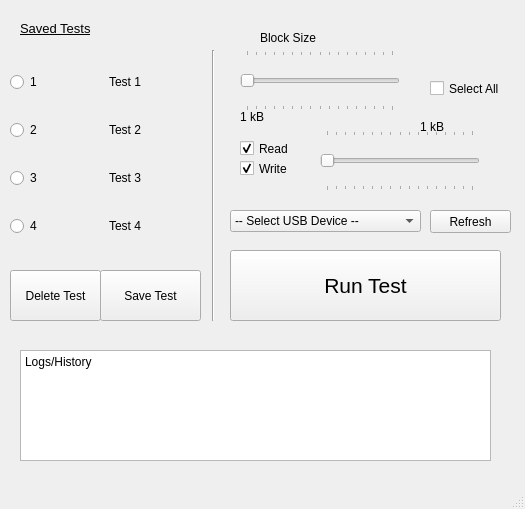
Old version of the form Benchmarking_input.ui in the repository MilesWT/USB-Benchmark.
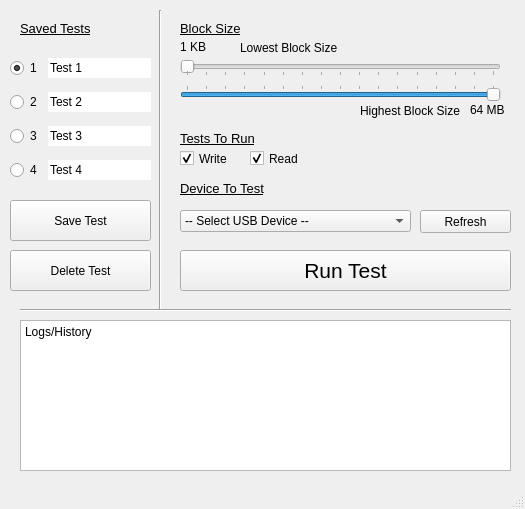
New version of the form.

Commit message: added working double slider and various other tweaks

```diff
--- a/Benchmarking_input.ui
+++ b/Benchmarking_input.ui
@@ -10,8 +10,14 @@
     <height>509</height>
    </rect>
   </property>
+  <property name="acceptDrops">
+   <bool>false</bool>
+  </property>
   <property name="windowTitle">
-   <string>MainWindow</string>
+   <string>USB Benchmarking</string>
+  </property>
+  <property name="windowOpacity">
+   <double>1.000000000000000</double>
   </property>
   <property name="autoFillBackground">
    <bool>false</bool>
@@ -22,77 +28,19 @@
      <rect>
       <x>10</x>
       <y>50</y>
-      <width>191</width>
-      <height>211</height>
+      <width>141</width>
+      <height>141</height>
      </rect>
     </property>
     <layout class="QGridLayout" name="gridLayout_2">
-     <item row="2" column="1">
-      <widget class="QLabel" name="label_6">
-       <property name="minimumSize">
-        <size>
-         <width>92</width>
-         <height>0</height>
-        </size>
-       </property>
-       <property name="text">
-        <string>Test 3</string>
-       </property>
-      </widget>
-     </item>
-     <item row="0" column="1" alignment="Qt::AlignLeft">
-      <widget class="QLabel" name="label_3">
-       <property name="minimumSize">
-        <size>
-         <width>92</width>
-         <height>0</height>
-        </size>
-       </property>
-       <property name="text">
-        <string>Test 1</string>
-       </property>
-       <property name="scaledContents">
-        <bool>false</bool>
-       </property>
-       <property name="indent">
-        <number>-1</number>
-       </property>
-       <property name="textInteractionFlags">
-        <set>Qt::LinksAccessibleByMouse</set>
-       </property>
-      </widget>
-     </item>
-     <item row="1" column="1">
-      <widget class="QLabel" name="label_4">
-       <property name="minimumSize">
-        <size>
-         <width>92</width>
-         <height>0</height>
-        </size>
-       </property>
-       <property name="text">
-        <string>Test 2</string>
-       </property>
-      </widget>
-     </item>
-     <item row="3" column="1">
-      <widget class="QLabel" name="label_8">
-       <property name="minimumSize">
-        <size>
-         <width>92</width>
-         <height>0</height>
-        </size>
-       </property>
-       <property name="text">
-        <string>Test 4</string>
-       </property>
-      </widget>
-     </item>
      <item row="0" column="0">
       <widget class="QRadioButton" name="radioButton">
        <property name="text">
         <string>1</string>
        </property>
+       <property name="checked">
+        <bool>true</bool>
+       </property>
       </widget>
      </item>
      <item row="1" column="0">
@@ -102,13 +50,6 @@
        </property>
       </widget>
      </item>
-     <item row="2" column="0">
-      <widget class="QRadioButton" name="radioButton_3">
-       <property name="text">
-        <string>3</string>
-       </property>
-      </widget>
-     </item>
      <item row="3" column="0">
       <widget class="QRadioButton" name="radioButton_4">
        <property name="text">
@@ -116,6 +57,125 @@
        </property>
       </widget>
      </item>
+     <item row="2" column="0">
+      <widget class="QRadioButton" name="radioButton_3">
+       <property name="text">
+        <string>3</string>
+       </property>
+      </widget>
+     </item>
+     <item row="0" column="1">
+      <widget class="QLineEdit" name="lineEdit_1">
+       <property name="sizePolicy">
+        <sizepolicy hsizetype="Fixed" vsizetype="Fixed">
+         <horstretch>0</horstretch>
+         <verstretch>0</verstretch>
+        </sizepolicy>
+       </property>
+       <property name="text">
+        <string>Test 1</string>
+       </property>
+       <property name="maxLength">
+        <number>50</number>
+       </property>
+       <property name="frame">
+        <bool>false</bool>
+       </property>
+       <property name="echoMode">
+        <enum>QLineEdit::Normal</enum>
+       </property>
+       <property name="placeholderText">
+        <string>Test 1</string>
+       </property>
+       <property name="clearButtonEnabled">
+        <bool>false</bool>
+       </property>
+      </widget>
+     </item>
+     <item row="1" column="1">
+      <widget class="QLineEdit" name="lineEdit_2">
+       <property name="sizePolicy">
+        <sizepolicy hsizetype="Fixed" vsizetype="Fixed">
+         <horstretch>0</horstretch>
+         <verstretch>0</verstretch>
+        </sizepolicy>
+       </property>
+       <property name="text">
+        <string>Test 2</string>
+       </property>
+       <property name="maxLength">
+        <number>50</number>
+       </property>
+       <property name="frame">
+        <bool>false</bool>
+       </property>
+       <property name="echoMode">
+        <enum>QLineEdit::Normal</enum>
+       </property>
+       <property name="placeholderText">
+        <string>Test 2</string>
+       </property>
+       <property name="clearButtonEnabled">
+        <bool>false</bool>
+       </property>
+      </widget>
+     </item>
+     <item row="3" column="1">
+      <widget class="QLineEdit" name="lineEdit_4">
+       <property name="sizePolicy">
+        <sizepolicy hsizetype="Fixed" vsizetype="Fixed">
+         <horstretch>0</horstretch>
+         <verstretch>0</verstretch>
+        </sizepolicy>
+       </property>
+       <property name="text">
+        <string>Test 4</string>
+       </property>
+       <property name="maxLength">
+        <number>50</number>
+       </property>
+       <property name="frame">
+        <bool>false</bool>
+       </property>
+       <property name="echoMode">
+        <enum>QLineEdit::Normal</enum>
+       </property>
+       <property name="placeholderText">
+        <string>Test 4</string>
+       </property>
+       <property name="clearButtonEnabled">
+        <bool>false</bool>
+       </property>
+      </widget>
+     </item>
+     <item row="2" column="1">
+      <widget class="QLineEdit" name="lineEdit_3">
+       <property name="sizePolicy">
+        <sizepolicy hsizetype="Fixed" vsizetype="Fixed">
+         <horstretch>0</horstretch>
+         <verstretch>0</verstretch>
+        </sizepolicy>
+       </property>
+       <property name="text">
+        <string>Test 3</string>
+       </property>
+       <property name="maxLength">
+        <number>50</number>
+       </property>
+       <property name="frame">
+        <bool>false</bool>
+       </property>
+       <property name="echoMode">
+        <enum>QLineEdit::Normal</enum>
+       </property>
+       <property name="placeholderText">
+        <string>Test 3</string>
+       </property>
+       <property name="clearButtonEnabled">
+        <bool>false</bool>
+       </property>
+      </widget>
+     </item>
     </layout>
    </widget>
    <widget class="QLabel" name="label">
@@ -140,12 +200,18 @@
    <widget class="QLabel" name="label_2">
     <property name="geometry">
      <rect>
-      <x>260</x>
-      <y>30</y>
+      <x>180</x>
+      <y>20</y>
       <width>81</width>
       <height>16</height>
      </rect>
     </property>
+    <property name="font">
+     <font>
+      <pointsize>10</pointsize>
+      <underline>true</underline>
+     </font>
+    </property>
     <property name="text">
      <string>Block Size</string>
     </property>
@@ -156,20 +222,26 @@
     </property>
     <property name="geometry">
      <rect>
-      <x>240</x>
+      <x>180</x>
       <y>50</y>
-      <width>160</width>
-      <height>61</height>
+      <width>321</width>
+      <height>41</height>
      </rect>
     </property>
     <property name="mouseTracking">
      <bool>false</bool>
     </property>
+    <property name="styleSheet">
+     <string notr="true">color: rgb(255, 255, 0);
+selection-color: rgb(85, 85, 255);
+gridline-color: rgb(170, 255, 0);
+border-color: rgb(170, 0, 0);</string>
+    </property>
     <property name="maximum">
      <number>16</number>
     </property>
     <property name="pageStep">
-     <number>2</number>
+     <number>1</number>
     </property>
     <property name="value">
      <number>0</number>
@@ -184,7 +256,7 @@
      <bool>false</bool>
     </property>
     <property name="tickPosition">
-     <enum>QSlider::TicksBothSides</enum>
+     <enum>QSlider::TicksBelow</enum>
     </property>
     <property name="tickInterval">
      <number>1</number>
@@ -193,8 +265,8 @@
    <widget class="QCheckBox" name="readCheckBox">
     <property name="geometry">
      <rect>
-      <x>240</x>
-      <y>140</y>
+      <x>250</x>
+      <y>150</y>
       <width>70</width>
       <height>17</height>
      </rect>
@@ -209,8 +281,8 @@
    <widget class="QCheckBox" name="writeCheckBox">
     <property name="geometry">
      <rect>
-      <x>240</x>
-      <y>160</y>
+      <x>180</x>
+      <y>150</y>
       <width>70</width>
       <height>17</height>
      </rect>
@@ -225,8 +297,8 @@
    <widget class="QLabel" name="sliderLabelMin">
     <property name="geometry">
      <rect>
-      <x>240</x>
-      <y>110</y>
+      <x>180</x>
+      <y>40</y>
       <width>47</width>
       <height>13</height>
      </rect>
@@ -241,16 +313,16 @@
      <number>1</number>
     </property>
     <property name="text">
-     <string>1 kB</string>
+     <string>1 KB</string>
     </property>
    </widget>
    <widget class="QPlainTextEdit" name="log">
     <property name="geometry">
      <rect>
       <x>20</x>
-      <y>350</y>
-      <width>471</width>
-      <height>111</height>
+      <y>320</y>
+      <width>491</width>
+      <height>151</height>
      </rect>
     </property>
     <property name="plainText">
@@ -261,10 +333,10 @@
    <widget class="QPushButton" name="runButton">
     <property name="geometry">
      <rect>
-      <x>230</x>
+      <x>180</x>
       <y>250</y>
-      <width>271</width>
-      <height>71</height>
+      <width>331</width>
+      <height>41</height>
      </rect>
     </property>
     <property name="font">
@@ -279,10 +351,10 @@
    <widget class="QPushButton" name="saveButton">
     <property name="geometry">
      <rect>
-      <x>100</x>
-      <y>270</y>
-      <width>101</width>
-      <height>51</height>
+      <x>10</x>
+      <y>200</y>
+      <width>141</width>
+      <height>41</height>
      </rect>
     </property>
     <property name="text">
@@ -293,9 +365,9 @@
     <property name="geometry">
      <rect>
       <x>10</x>
-      <y>270</y>
-      <width>91</width>
-      <height>51</height>
+      <y>250</y>
+      <width>141</width>
+      <height>41</height>
      </rect>
     </property>
     <property name="text">
@@ -305,10 +377,10 @@
    <widget class="Line" name="line">
     <property name="geometry">
      <rect>
-      <x>203</x>
-      <y>50</y>
+      <x>150</x>
+      <y>10</y>
       <width>20</width>
-      <height>271</height>
+      <height>301</height>
      </rect>
     </property>
     <property name="orientation">
@@ -318,9 +390,9 @@
    <widget class="QComboBox" name="comboBox">
     <property name="geometry">
      <rect>
-      <x>230</x>
+      <x>180</x>
       <y>210</y>
-      <width>191</width>
+      <width>231</width>
       <height>22</height>
      </rect>
     </property>
@@ -335,29 +407,16 @@
      </property>
     </item>
    </widget>
-   <widget class="QCheckBox" name="selectAllCheckBox">
-    <property name="geometry">
-     <rect>
-      <x>430</x>
-      <y>80</y>
-      <width>91</width>
-      <height>17</height>
-     </rect>
-    </property>
-    <property name="text">
-     <string>Select All</string>
-    </property>
-   </widget>
    <widget class="QSlider" name="horizontalSlider_2">
     <property name="enabled">
      <bool>true</bool>
     </property>
     <property name="geometry">
      <rect>
-      <x>320</x>
-      <y>130</y>
-      <width>160</width>
-      <height>61</height>
+      <x>180</x>
+      <y>70</y>
+      <width>321</width>
+      <height>41</height>
      </rect>
     </property>
     <property name="mouseTracking">
@@ -367,10 +426,10 @@
      <number>16</number>
     </property>
     <property name="pageStep">
-     <number>2</number>
+     <number>1</number>
     </property>
     <property name="value">
-     <number>0</number>
+     <number>16</number>
     </property>
     <property name="orientation">
      <enum>Qt::Horizontal</enum>
@@ -382,7 +441,7 @@
      <bool>false</bool>
     </property>
     <property name="tickPosition">
-     <enum>QSlider::TicksBothSides</enum>
+     <enum>QSlider::TicksAbove</enum>
     </property>
     <property name="tickInterval">
      <number>1</number>
@@ -391,14 +450,14 @@
    <widget class="QLabel" name="sliderLabelMax">
     <property name="geometry">
      <rect>
-      <x>420</x>
-      <y>120</y>
-      <width>47</width>
-      <height>13</height>
+      <x>470</x>
+      <y>100</y>
+      <width>51</width>
+      <height>20</height>
      </rect>
     </property>
     <property name="contextMenuPolicy">
-     <enum>Qt::NoContextMenu</enum>
+     <enum>Qt::DefaultContextMenu</enum>
     </property>
     <property name="frameShadow">
      <enum>QFrame::Plain</enum>
@@ -407,15 +466,15 @@
      <number>1</number>
     </property>
     <property name="text">
-     <string>1 kB</string>
+     <string>64 MB</string>
     </property>
    </widget>
    <widget class="QPushButton" name="refresh">
     <property name="geometry">
      <rect>
-      <x>430</x>
+      <x>420</x>
       <y>210</y>
-      <width>81</width>
+      <width>91</width>
       <height>23</height>
      </rect>
     </property>
@@ -423,6 +482,83 @@
      <string>Refresh</string>
     </property>
    </widget>
+   <widget class="QLabel" name="label_5">
+    <property name="geometry">
+     <rect>
+      <x>240</x>
+      <y>40</y>
+      <width>101</width>
+      <height>16</height>
+     </rect>
+    </property>
+    <property name="text">
+     <string>Lowest Block Size</string>
+    </property>
+   </widget>
+   <widget class="QLabel" name="label_7">
+    <property name="geometry">
+     <rect>
+      <x>360</x>
+      <y>100</y>
+      <width>101</width>
+      <height>21</height>
+     </rect>
+    </property>
+    <property name="text">
+     <string>Highest Block Size</string>
+    </property>
+   </widget>
+   <widget class="QLabel" name="label_3">
+    <property name="geometry">
+     <rect>
+      <x>180</x>
+      <y>130</y>
+      <width>121</width>
+      <height>16</height>
+     </rect>
+    </property>
+    <property name="font">
+     <font>
+      <pointsize>10</pointsize>
+      <underline>true</underline>
+     </font>
+    </property>
+    <property name="text">
+     <string>Tests To Run</string>
+    </property>
+   </widget>
+   <widget class="QLabel" name="label_9">
+    <property name="geometry">
+     <rect>
+      <x>180</x>
+      <y>180</y>
+      <width>151</width>
+      <height>16</height>
+     </rect>
+    </property>
+    <property name="font">
+     <font>
+      <pointsize>10</pointsize>
+      <underline>true</underline>
+     </font>
+    </property>
+    <property name="text">
+     <string>Device To Test</string>
+    </property>
+   </widget>
+   <widget class="Line" name="line_2">
+    <property name="geometry">
+     <rect>
+      <x>20</x>
+      <y>300</y>
+      <width>491</width>
+      <height>20</height>
+     </rect>
+    </property>
+    <property name="orientation">
+     <enum>Qt::Horizontal</enum>
+    </property>
+   </widget>
   </widget>
   <widget class="QMenuBar" name="menubar">
    <property name="geometry">
```
The commit also changes 7 other files.
